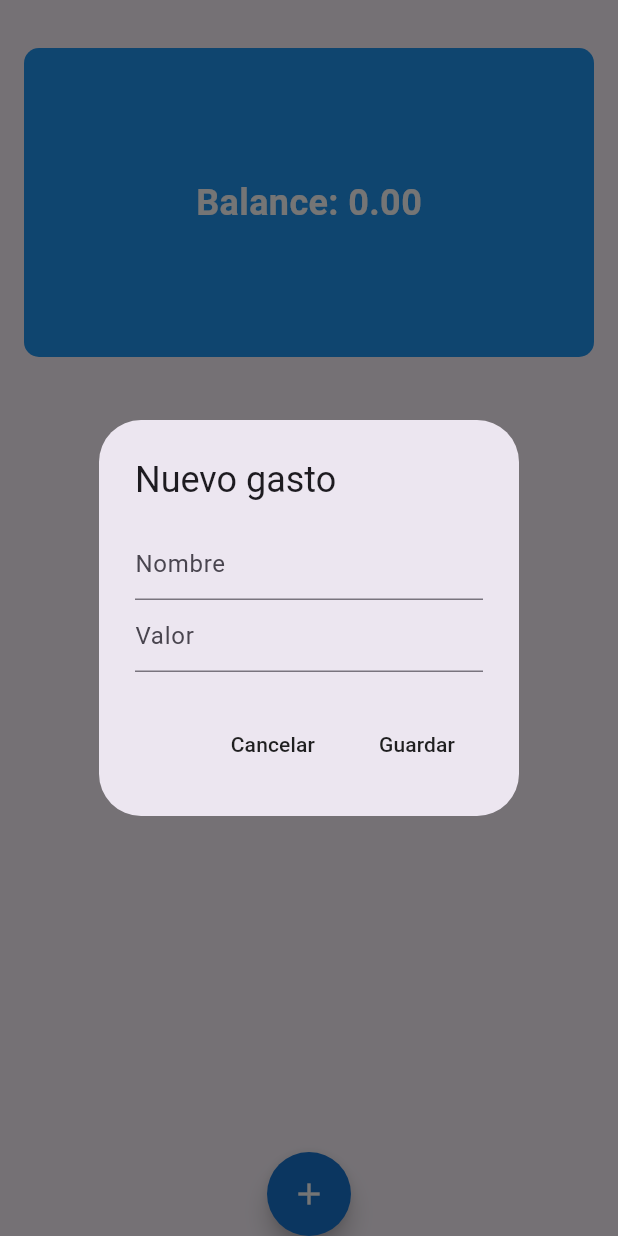
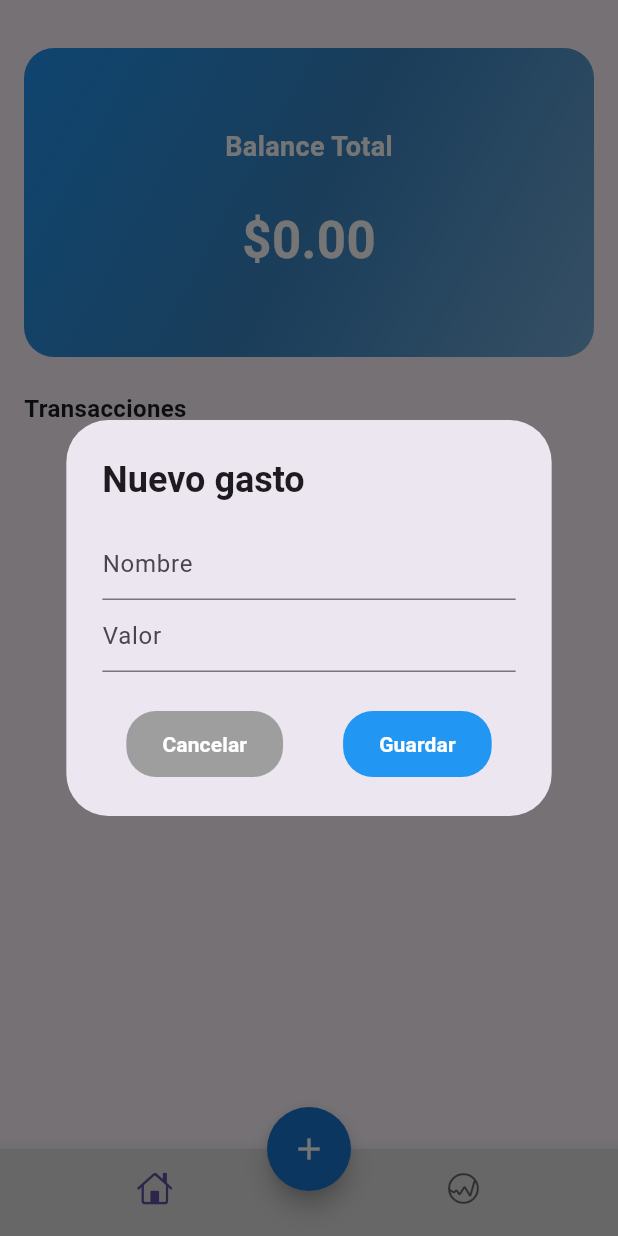
Before and after one commit to Mosumino/happy_bill, a Flutter app: the screen it shows after launch, after a tap on the "add" icon, on a phone screen of 412 x 824 dp. Run offline on Flutter 3.47's test engine with Material 3 defaults, Android fonts, the phone set to English and light mode, and no system bars; our stand-ins replace flutter_slidable, isar; accounts and stored records are empty; generated files the repository leaves out were written again.

Commit message:
la interfaz quedo meeelaaaa

```diff
--- a/lib/main.dart
+++ b/lib/main.dart
@@ -13,9 +13,14 @@ void main() async{
   ));
 }
 
-class MyApp extends StatelessWidget {
+class MyApp extends StatefulWidget {
   const MyApp({super.key});
 
+  @override
+  State<MyApp> createState() => _MyAppState();
+}
+
+class _MyAppState extends State<MyApp> {
   @override
   Widget build(BuildContext context) {
     return const MaterialApp(
--- /dev/null
+++ b/lib/pages/estadisticas.dart
@@ -0,0 +1,17 @@
+import 'package:flutter/cupertino.dart';
+import 'package:flutter/material.dart';
+import 'package:happy_bill/pages/home_page.dart';
+
+class Estadisticas extends StatefulWidget {
+  const Estadisticas({super.key});
+
+  @override
+  State<Estadisticas> createState() => _EstadisticasState();
+}
+
+class _EstadisticasState extends State<Estadisticas> {
+  @override
+  Widget build(BuildContext context) {
+    return Scaffold();
+  }
+}
--- a/lib/pages/home_page.dart
+++ b/lib/pages/home_page.dart
@@ -1,8 +1,11 @@
+import 'package:flutter/cupertino.dart';
 import 'package:flutter/material.dart';
 import 'package:happy_bill/Componentes/Titulo_Lista.dart';
 import 'package:happy_bill/database/gasto_database.dart';
 import 'package:happy_bill/helper_functions/helper_functions.dart';
+import 'package:happy_bill/main.dart';
 import 'package:happy_bill/models/gasto.dart';
+import 'package:happy_bill/pages/estadisticas.dart';
 import 'package:provider/provider.dart';
 
 class HomePage extends StatefulWidget {
@@ -13,11 +16,20 @@ class HomePage extends StatefulWidget {
 }
 
 class _HomePageState extends State<HomePage> {
+
+  var listaWidgets = [
+    MyApp(),
+    Estadisticas()
+  ];
+
+  int indice = 0;
+
+
   void abrirNuevoGasto() {
     showDialog(
       context: context,
       builder: (context) => AlertDialog(
-        title: const Text("Nuevo gasto"),
+        title: const Text("Nuevo gasto", style: TextStyle(fontWeight: FontWeight.bold)),
         content: Column(
           mainAxisSize: MainAxisSize.min,
           children: [
@@ -52,7 +64,7 @@ class _HomePageState extends State<HomePage> {
     showDialog(
       context: context,
       builder: (context) => AlertDialog(
-        title: const Text("Editar gasto"),
+        title: const Text("Editar gasto", style: TextStyle(fontWeight: FontWeight.bold),),
         content: Column(
           mainAxisSize: MainAxisSize.min,
           children: [
@@ -85,7 +97,7 @@ class _HomePageState extends State<HomePage> {
     showDialog(
       context: context,
       builder: (context) => AlertDialog(
-        title: const Text("Borrar gasto?"),
+        title: const Text("¿Borrar gasto?", style: TextStyle(fontWeight: FontWeight.bold),),
         actions: [
           //cancelar
           _botonCancelar(),
@@ -115,6 +127,24 @@ class _HomePageState extends State<HomePage> {
 
         double balanceTotal = calcularBalanceTotal(gastosOrdenados);
         return Scaffold(
+          bottomNavigationBar: BottomNavigationBar(
+            onTap: (value) {
+
+            },
+            backgroundColor: Colors.grey[300],
+            showSelectedLabels: false,
+            showUnselectedLabels: false,
+            items: const [
+              BottomNavigationBarItem(
+                icon: Icon(CupertinoIcons.home),
+                label: "Inicio",
+                ),
+                BottomNavigationBarItem(
+                icon: Icon(CupertinoIcons.graph_circle),
+                label: "Estadisticas",
+                )
+            ],
+            ),
           floatingActionButtonLocation:
               FloatingActionButtonLocation.centerDocked,
           floatingActionButton: FloatingActionButton(
@@ -131,21 +161,52 @@ class _HomePageState extends State<HomePage> {
   padding: const EdgeInsets.all(16.0),
   height: MediaQuery.of(context).size.height / 4,
   decoration: BoxDecoration(
-                  color: Colors.blue,
-                  borderRadius: BorderRadius.circular(10),
+    borderRadius: BorderRadius.circular(20),
+    gradient: const LinearGradient(
+      colors: [Colors.blue, Color.fromARGB(255, 56, 133, 196), Color.fromARGB(255, 117, 173, 219)], // Puedes ajustar los colores aquí
+      begin: Alignment.topLeft,
+      end: Alignment.bottomRight,
+    ),
   ),
   child: Center(
-                  child: Text(
-                    'Balance: ${balanceTotal.toStringAsFixed(2)}',
+    child: Center(
+  child: Column(
+    mainAxisSize: MainAxisSize.min,
+    children: [
+      const Text(
+        'Balance Total',
+        style: TextStyle(
+          color: Colors.white,
+          fontSize: 18,
+          fontWeight: FontWeight.bold,
+        ),
+      ),
+      const SizedBox(height: 25,),
+      Text(
+        '\$${balanceTotal.toStringAsFixed(2)}',
         style: const TextStyle(
           color: Colors.white,
-                      fontSize: 24,
+          fontSize: 34,
           fontWeight: FontWeight.bold,
+        ),
+      ),
+    ],
   ),
 ),
   ),
 ),
-              const SizedBox(height: 20),
+
+const SizedBox(height: 10),
+const Padding(
+  padding: EdgeInsets.fromLTRB(16.0, 5.0, 10.0, 8.0), // Ajusta estos valores según sea necesario
+  child: Align(
+    alignment: Alignment.centerLeft,
+    child: Text(
+      "Transacciones",
+      style: TextStyle(fontWeight: FontWeight.bold, fontSize: 16),
+    ),
+  ),
+),
               Expanded(
                 child: ListView.builder(
                   itemCount: gastosOrdenados.length,
@@ -200,17 +261,28 @@ class _HomePageState extends State<HomePage> {
       controladorNombre.clear();
       controladorValor.clear();
     },
-      child: const Text("Cancelar"),
+    child: Container(
+      padding: const EdgeInsets.symmetric(vertical: 12.0, horizontal: 24.0),
+      decoration: BoxDecoration(
+        color: Colors.grey, // Fondo rojo
+        borderRadius: BorderRadius.circular(20.0), // Bordes circulares
+      ),
+      child: const Text(
+        "Cancelar",
+        style: TextStyle(
+          color: Colors.white, // Texto blanco
+          fontWeight: FontWeight.bold,
+        ),
+      ),
+    ),
   );
 }
-
   // guardar
 Widget _botonGuardar() {
   return MaterialButton(
     onPressed: () async {
       // solo guarda si hay algo en el textfield
-        if (controladorNombre.text.isNotEmpty &&
-            controladorValor.text.isNotEmpty) {
+      if (controladorNombre.text.isNotEmpty && controladorValor.text.isNotEmpty) {
         // cerrar
         Navigator.pop(context);
 
@@ -229,7 +301,20 @@ class _HomePageState extends State<HomePage> {
         controladorValor.clear();
       }
     },
-      child: const Text("Guardar"),
+    child: Container(
+      padding: const EdgeInsets.symmetric(vertical: 12.0, horizontal: 24.0),
+      decoration: BoxDecoration(
+        color: Colors.blue,
+        borderRadius: BorderRadius.circular(20.0),
+      ),
+      child: const Text(
+        "Guardar",
+        style: TextStyle(
+          color: Colors.white,
+          fontWeight: FontWeight.bold,
+        ),
+      ),
+    ),
   );
 }
 
@@ -238,8 +323,7 @@ class _HomePageState extends State<HomePage> {
   return MaterialButton(
     onPressed: () async {
       // Guardar si el campo esta lleno
-        if (controladorNombre.text.isNotEmpty ||
-            controladorValor.text.isNotEmpty) {
+      if (controladorNombre.text.isNotEmpty || controladorValor.text.isNotEmpty) {
         Navigator.pop(context);
         // Crear un nuevo gasto
         Gasto gastoActualizado = Gasto(
@@ -261,11 +345,24 @@ class _HomePageState extends State<HomePage> {
             .actualizarGasto(idActual, gastoActualizado);
       }
     },
-      child: const Text("Guardar"),
+    child: Container(
+      padding: const EdgeInsets.symmetric(vertical: 12.0, horizontal: 24.0),
+      decoration: BoxDecoration(
+        color: Colors.blue, // Fondo azul
+        borderRadius: BorderRadius.circular(20.0), // Bordes circulares
+      ),
+      child: const Text(
+        "Guardar",
+        style: TextStyle(
+          color: Colors.white, // Texto blanco
+          fontWeight: FontWeight.bold,
+        ),
+      ),
+    ),
   );
 }
 
-  // Boton Borrar
+
 Widget _botonBorrar(int id) {
   return MaterialButton(
     onPressed: () async {
@@ -273,7 +370,21 @@ class _HomePageState extends State<HomePage> {
 
       await context.read<GastoDatabase>().eliminarGasto(id);
     },
-      child: const Text("Borrar"),
+    child: Container(
+      padding: const EdgeInsets.symmetric(vertical: 12.0, horizontal: 24.0),
+      decoration: BoxDecoration(
+        color: Colors.red, // Fondo rojo
+        borderRadius: BorderRadius.circular(20.0), // Bordes circulares
+      ),
+      child: const Text(
+        "Borrar",
+        style: TextStyle(
+          color: Colors.white, // Texto blanco
+          fontWeight: FontWeight.bold,
+        ),
+      ),
+    ),
   );
 }
+
 }
```
Lines whose indentation alone changed are shown as unchanged.
